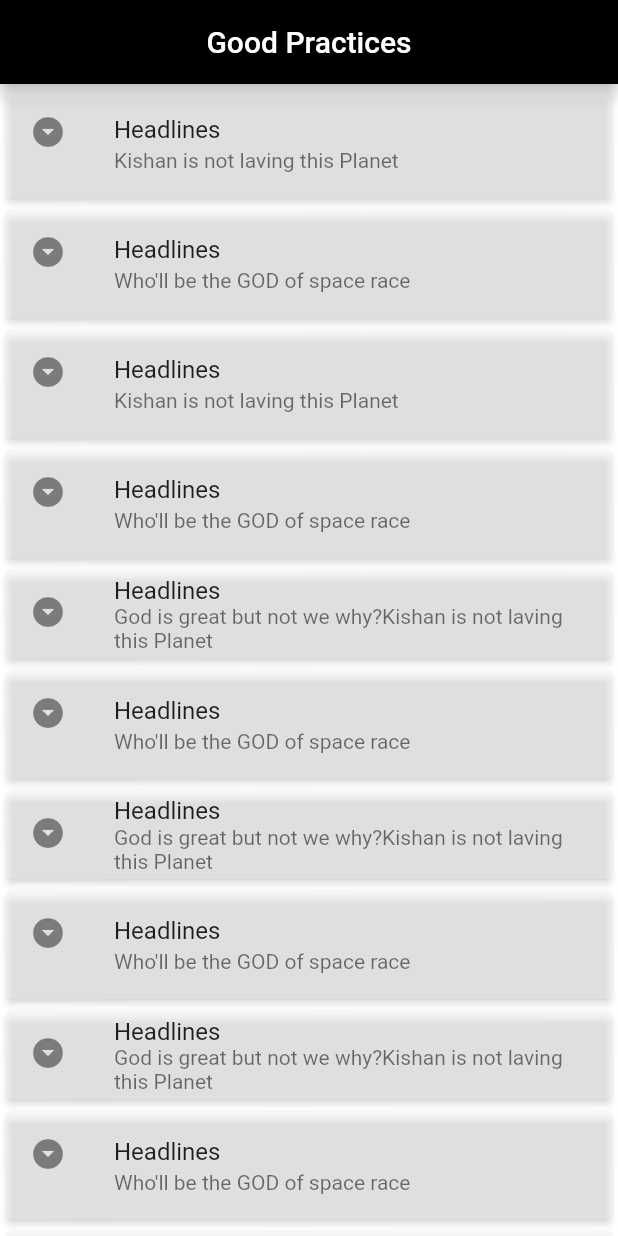
After one commit to iamkishansharma/sample, a Flutter app: the screen it shows after launch, after a tap on "Good Practices", on a phone screen of 412 x 824 dp. The commit adds this screen. Run offline on Flutter 3.47's test engine with Material 2 defaults, Android fonts, the phone set to English and light mode, and no system bars; our stand-ins replace camera, google_maps_flutter, location, shared_preferences; missing offline and left inert: flutter_polyline_points.

Commit message:
GoodPractices for flutter

```diff
--- a/lib/AnimationDemo.dart
+++ b/lib/AnimationDemo.dart
@@ -77,7 +77,7 @@ class _AnimationDemoState extends State<AnimationDemo> {
               onPressed: () {
                 //TODO::
                 setState(() {
-                  if (opa <= 1.0 && b) {
+                  if (opa < 1.0 && b) {
                     opa += 0.2;
                     b = true;
                   } else {
--- /dev/null
+++ b/lib/GoodPractice.dart
@@ -0,0 +1,77 @@
+import 'package:flutter/material.dart';
+
+class GoodPractices extends StatelessWidget {
+  @override
+  Widget build(BuildContext context) {
+    return MaterialApp(
+      title: 'Hello',
+      home: GooPracticesHome(),
+    );
+  }
+}
+class GooPracticesHome extends StatefulWidget {
+  @override
+  _GooPracticesHomeState createState() => _GooPracticesHomeState();
+}
+
+class _GooPracticesHomeState extends State<GooPracticesHome> {
+
+  /*
+  /////  ?? is a NULL Operator
+  /////  ?. is a NULL AWARE Operator
+  var a = (variable == null)?20:variable;
+  var aa = variable??20;
+
+  var a = variable?.first;
+
+  /////  SPREAD COLLECTION
+  var oldList = [60,70,80];
+  var newList = [10, 20,30,...oldList];
+   */
+var newsList = [r'Kishan is not laving this Planet', "Who'll be the GOD of space race",
+  'Kishan is not laving this Planet', "Who'll be the GOD of space race",
+  "God is great but not we why?"
+  'Kishan is not laving this Planet', "Who'll be the GOD of space race",
+  "God is great but not we why?"
+      'Kishan is not laving this Planet', "Who'll be the GOD of space race",
+  "God is great but not we why?"
+      'Kishan is not laving this Planet', "Who'll be the GOD of space race",
+  "God is great but not we why?"
+      'Kishan is not laving this Planet', "Who'll be the GOD of space race",
+  "God is great but not we why?"
+      'Kishan is not laving this Planet', "Who'll be the GOD of space race",
+  "God is great but not we why?"
+      'Kishan is not laving this Planet', "Who'll be the GOD of space race",
+  "God is great but not we why?" ];
+
+  @override
+  Widget build(BuildContext context) {
+    return Scaffold(
+      appBar: AppBar(
+        title: Text('Good Practices'),
+        centerTitle: true,
+        backgroundColor: Colors.black,
+      ),
+      backgroundColor: Colors.white10,
+      body: SafeArea(
+        child: SingleChildScrollView(
+          child: Column(
+            children: List.generate(newsList.length, (index) =>
+                Card(
+                  elevation: 2,
+                  shadowColor: Colors.white,
+                  color: Colors.white24,
+                  child: ListTile(
+                    onTap: (){},
+                      leading: Icon(Icons.arrow_drop_down_circle),
+                      title:Text("Headlines"),
+                      subtitle: Text(newsList[index]),
+                  ),
+                ),
+            ),
+          ),
+        ),
+      ),
+    );
+  }
+}
--- a/lib/main.dart
+++ b/lib/main.dart
@@ -4,8 +4,10 @@ import 'package:flutter/material.dart';
 import 'package:flutter/rendering.dart';
 import 'package:flutter/services.dart';
 import 'package:sample/FileHandingDemo.dart';
+import 'package:sample/GoodPractice.dart';
 import 'package:sample/LearningNewThings.dart';
 import 'package:sample/ProviderDemo.dart';
+import 'package:sample/StreamBuilderDemo.dart';
 import 'package:sample/TakePitureDemo.dart';
 import 'dart:math';
 import 'AnimationDemo.dart';
@@ -51,8 +53,12 @@ class MyApp extends StatelessWidget {
         '/apiCall': (context)=> EmailVerifier(),
         '/mapMarkers': (context) => LocationOnMaps(),
         '/gotoAnimation': (context) => AnimationHome(),
+
+        //After Mid Term
         '/newThings': (context) => LearningNewThings(),
         '/providerDemo':(context)=> ProvideDemoApp(),
+        '/streamingApp': (context) => MyStreamApp(),
+        '/goodPractices':(context) => GoodPractices(),
       },
     );
   }
@@ -159,6 +165,20 @@ class PageOne extends StatelessWidget {
               },
               child: Text("Provider Demo"),
             ),
+            FlatButton(
+              color: Colors.blueGrey,
+              onPressed: () {
+                Navigator.pushNamed(context, '/streamingApp');
+              },
+              child: Text("Streaming Demo"),
+            ),
+            FlatButton(
+              color: Colors.brown,
+              onPressed: () {
+                Navigator.pushNamed(context, '/goodPractices');
+              },
+              child: Text("Good Practices"),
+            ),
 
             FittedBox(
               child: FlatButton(
```
Also changed, not shown: lib/StreamBuilderDemo.dart (added, +81 -0 lines).
